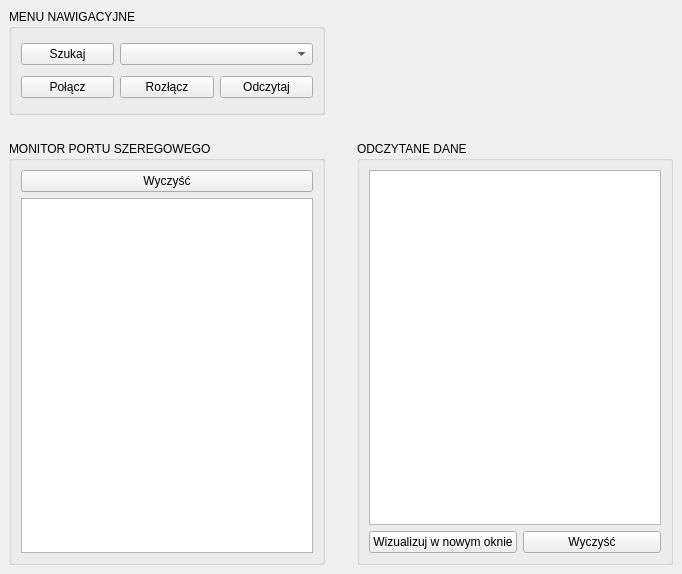
First picture: the form in mainwindow.ui, repository olala10/wds, before the edit.
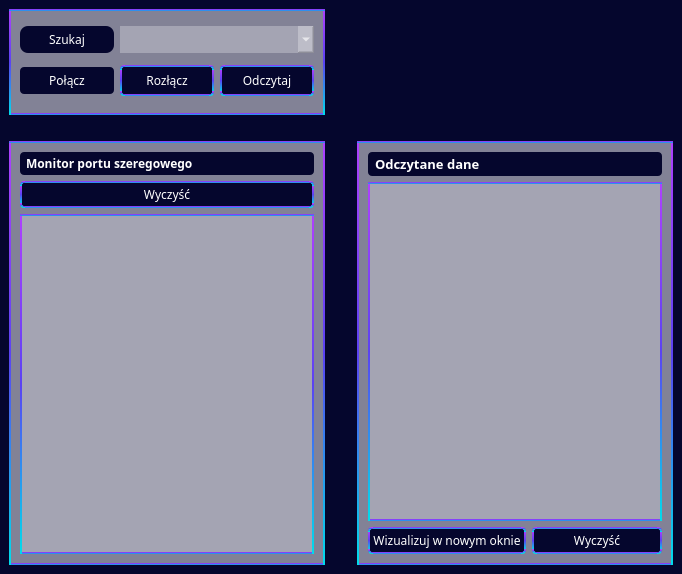
Second picture: the form after the edit.

```diff
--- a/mainwindow.ui
+++ b/mainwindow.ui
@@ -10,18 +10,134 @@
     <height>574</height>
    </rect>
   </property>
+  <property name="sizePolicy">
+   <sizepolicy hsizetype="Preferred" vsizetype="Preferred">
+    <horstretch>0</horstretch>
+    <verstretch>0</verstretch>
+   </sizepolicy>
+  </property>
   <property name="windowTitle">
    <string>MainWindow</string>
   </property>
   <property name="styleSheet">
-   <string notr="true"/>
+   <string notr="true">background-color:  rgb(5, 6, 45);</string>
   </property>
   <widget class="QWidget" name="centralwidget">
    <property name="styleSheet">
     <string notr="true"/>
    </property>
    <layout class="QGridLayout" name="gridLayout_2">
-    <item row="0" column="0">
+    <item row="2" column="2">
+     <spacer name="horizontalSpacer_2">
+      <property name="orientation">
+       <enum>Qt::Horizontal</enum>
+      </property>
+      <property name="sizeHint" stdset="0">
+       <size>
+        <width>252</width>
+        <height>106</height>
+       </size>
+      </property>
+     </spacer>
+    </item>
+    <item row="5" column="0">
+     <widget class="QGroupBox" name="groupBox_2">
+      <property name="styleSheet">
+       <string notr="true">background-color: rgba(255, 255, 255, 0.5);
+  border: 2px solid qlineargradient(spread:pad, x1:0.5, y1:0, x2:0.5, y2:1, stop:0 rgba(175, 64, 255, 255), stop:0.5 rgba(91, 66, 243, 255), stop:1 rgba(0, 221, 235, 255));
+  color: #FFFFFF;
+  font-family: Phantomsans, sans-serif;
+  text-decoration: none;
+  cursor: pointer;</string>
+      </property>
+      <property name="title">
+       <string/>
+      </property>
+      <layout class="QGridLayout" name="gridLayout">
+       <item row="1" column="0">
+        <widget class="QPushButton" name="pushButtonClear">
+         <property name="styleSheet">
+          <string notr="true">.QPushButton {
+
+border-radius: 4px;
+  background-color: rgb(5, 6, 45);
+  border: 2px solid qlineargradient(spread:pad, x1:0.5, y1:0, x2:0.5, y2:1, stop:0 rgba(175, 64, 255, 255), stop:0.5 rgba(91, 66, 243, 255), stop:1 rgba(0, 221, 235, 255));
+  color: #FFFFFF;
+  text-align: center;
+  padding: 3px;
+  touch-action: manipulation;
+  white-space: nowrap;
+  cursor: pointer;
+}
+
+.QPushButton:hover {
+  background-color: qlineargradient(spread:pad, x1:0.5, y1:0, x2:0.5, y2:1, stop:0 rgba(175, 64, 255, 255), stop:0.5 rgba(91, 66, 243, 255), stop:1 rgba(0, 221, 235, 255));
+  color: rgb(255, 255, 255);
+}
+
+.QPushButton:pressed {
+   background-color: qlineargradient(spread:pad, x1:0.5, y1:0, x2:0.5, y2:1, stop:0 rgba(175, 64, 255, 255), stop:0.5 rgba(91, 66, 243, 255), stop:1 rgba(0, 221, 235, 255));
+}</string>
+         </property>
+         <property name="text">
+          <string>Wyczyść</string>
+         </property>
+        </widget>
+       </item>
+       <item row="2" column="0">
+        <widget class="QTextEdit" name="textEditLogs">
+         <property name="styleSheet">
+          <string notr="true">background-color: rgba(255, 255, 255, 70);</string>
+         </property>
+        </widget>
+       </item>
+       <item row="0" column="0">
+        <widget class="QLabel" name="label">
+         <property name="font">
+          <font>
+           <family>Phantomsans</family>
+           <bold>true</bold>
+           <underline>false</underline>
+           <strikeout>false</strikeout>
+          </font>
+         </property>
+         <property name="styleSheet">
+          <string notr="true">.QLabel {
+
+border-radius: 4px;
+  background-color: rgb(5, 6, 45);
+  border: none;
+  color: #FFFFFF;
+  text-align: center;
+  padding: 3px;
+  touch-action: manipulation;
+  white-space: nowrap;
+
+}
+</string>
+         </property>
+         <property name="text">
+          <string>Monitor portu szeregowego</string>
+         </property>
+        </widget>
+       </item>
+      </layout>
+     </widget>
+    </item>
+    <item row="5" column="1">
+     <spacer name="verticalSpacer">
+      <property name="orientation">
+       <enum>Qt::Vertical</enum>
+      </property>
+      <property name="sizeHint" stdset="0">
+       <size>
+        <width>20</width>
+        <height>399</height>
+       </size>
+      </property>
+     </spacer>
+    </item>
+    <item row="2" column="0">
      <widget class="QGroupBox" name="groupBox">
       <property name="acceptDrops">
        <bool>true</bool>
@@ -30,24 +146,91 @@
        <bool>false</bool>
       </property>
       <property name="styleSheet">
-       <string notr="true"/>
+       <string notr="true">background-color: rgba(255, 255, 255, 0.5);
+  border: 2px solid qlineargradient(spread:pad, x1:0.5, y1:0, x2:0.5, y2:1, stop:0 rgba(175, 64, 255, 255), stop:0.5 rgba(91, 66, 243, 255), stop:1 rgba(0, 221, 235, 255));
+  color: #FFFFFF;
+  font-family: Phantomsans, sans-serif;
+  text-decoration: none;
+  cursor: pointer;</string>
       </property>
       <property name="title">
-       <string>MENU NAWIGACYJNE</string>
+       <string/>
       </property>
       <layout class="QGridLayout" name="gridLayout_3">
        <item row="0" column="0">
         <widget class="QPushButton" name="pushButtonSearch">
+         <property name="mouseTracking">
+          <bool>true</bool>
+         </property>
+         <property name="autoFillBackground">
+          <bool>false</bool>
+         </property>
+         <property name="styleSheet">
+          <string notr="true">.QPushButton {
+
+border-radius: 4px;
+  background-color: rgb(5, 6, 45);
+ border: none;
+border-radius: 8px;
+  color: #FFFFFF;
+  text-align: center;
+  padding: 5px;
+  touch-action: manipulation;
+  white-space: nowrap;
+  cursor: pointer;
+}
+
+.QPushButton:hover {
+  background-color: rgb(5, 6, 45);
+  color: rgb(255, 255, 255);
+border: 2px solid qlineargradient(spread:pad, x1:0.5, y1:0, x2:0.5, y2:1, stop:0 rgba(175, 64, 255, 255), stop:0.5 rgba(91, 66, 243, 255), stop:1 rgba(0, 221, 235, 255));
+
+}
+
+.QPushButton:pressed {
+   background-color: qlineargradient(spread:pad, x1:0.5, y1:0, x2:0.5, y2:1, stop:0 rgba(175, 64, 255, 255), stop:0.5 rgba(91, 66, 243, 255), stop:1 rgba(0, 221, 235, 255));
+}</string>
+         </property>
          <property name="text">
           <string>Szukaj</string>
          </property>
         </widget>
        </item>
        <item row="0" column="1" colspan="2">
-        <widget class="QComboBox" name="comboBoxDevices"/>
+        <widget class="QComboBox" name="comboBoxDevices">
+         <property name="styleSheet">
+          <string notr="true">background-color: rgba(255, 255, 255, 70);
+border: none;
+padding: 4px;</string>
+         </property>
+        </widget>
        </item>
        <item row="1" column="0">
         <widget class="QPushButton" name="pushButtonConnect">
+         <property name="styleSheet">
+          <string notr="true">.QPushButton {
+
+border-radius: 4px;
+  background-color: rgb(5, 6, 45);
+  border: none;
+  color: #FFFFFF;
+  text-align: center;
+  padding: 5px;
+  touch-action: manipulation;
+  white-space: nowrap;
+  cursor: pointer;
+}
+
+.QPushButton:hover {
+  background-color: qlineargradient(spread:pad, x1:0.5, y1:0, x2:0.5, y2:1, stop:0 rgba(175, 64, 255, 255), stop:0.5 rgba(91, 66, 243, 255), stop:1 rgba(0, 221, 235, 255));
+  color: rgb(255, 255, 255);
+}
+
+.QPushButton:pressed {
+    background-color: rgb(5, 6, 45);
+    border: 2px solid  qlineargradient(spread:pad, x1:0.5, y1:0, x2:0.5, y2:1, stop:0 rgba(175, 64, 255, 255), stop:0.5 rgba(91, 66, 243, 255), stop:1 rgba(0, 221, 235, 255));
+}</string>
+         </property>
          <property name="text">
           <string>Połącz</string>
          </property>
@@ -55,6 +238,29 @@
        </item>
        <item row="1" column="1">
         <widget class="QPushButton" name="pushButtonDisconnect">
+         <property name="styleSheet">
+          <string notr="true">.QPushButton {
+
+border-radius: 4px;
+  background-color: rgb(5, 6, 45);
+  border: 2px solid qlineargradient(spread:pad, x1:0.5, y1:0, x2:0.5, y2:1, stop:0 rgba(175, 64, 255, 255), stop:0.5 rgba(91, 66, 243, 255), stop:1 rgba(0, 221, 235, 255));
+  color: #FFFFFF;
+  text-align: center;
+  padding: 5px;
+  touch-action: manipulation;
+  white-space: nowrap;
+  cursor: pointer;
+}
+
+.QPushButton:hover {
+  background-color: qlineargradient(spread:pad, x1:0.5, y1:0, x2:0.5, y2:1, stop:0 rgba(175, 64, 255, 255), stop:0.5 rgba(91, 66, 243, 255), stop:1 rgba(0, 221, 235, 255));
+  color: rgb(255, 255, 255);
+}
+
+.QPushButton:pressed {
+   background-color: qlineargradient(spread:pad, x1:0.5, y1:0, x2:0.5, y2:1, stop:0 rgba(175, 64, 255, 255), stop:0.5 rgba(91, 66, 243, 255), stop:1 rgba(0, 221, 235, 255));
+}</string>
+         </property>
          <property name="text">
           <string>Rozłącz</string>
          </property>
@@ -62,6 +268,31 @@
        </item>
        <item row="1" column="2">
         <widget class="QPushButton" name="pushButtonRead">
+         <property name="styleSheet">
+          <string notr="true">.QPushButton {
+
+border-radius: 4px;
+  background-color: rgb(5, 6, 45);
+  border: 2px solid qlineargradient(spread:pad, x1:0.5, y1:0, x2:0.5, y2:1, stop:0 rgba(175, 64, 255, 255), stop:0.5 rgba(91, 66, 243, 255), stop:1 rgba(0, 221, 235, 255));
+  color: #FFFFFF;
+  text-align: center;
+  padding: 5px;
+  touch-action: manipulation;
+  white-space: nowrap;
+  cursor: pointer;
+}
+
+.QPushButton:hover {
+  background-color: qlineargradient(spread:pad, x1:0.5, y1:0, x2:0.5, y2:1, stop:0 rgba(175, 64, 255, 255), stop:0.5 rgba(91, 66, 243, 255), stop:1 rgba(0, 221, 235, 255));
+  color: rgb(255, 255, 255);
+}
+
+.QPushButton:pressed {
+   background-color: rgba(175, 64, 255, 255);
+}
+
+</string>
+         </property>
          <property name="text">
           <string>Odczytaj</string>
          </property>
@@ -73,20 +304,7 @@
       </layout>
      </widget>
     </item>
-    <item row="0" column="2">
-     <spacer name="horizontalSpacer_2">
-      <property name="orientation">
-       <enum>Qt::Horizontal</enum>
-      </property>
-      <property name="sizeHint" stdset="0">
-       <size>
-        <width>252</width>
-        <height>106</height>
-       </size>
-      </property>
-     </spacer>
-    </item>
-    <item row="1" column="0" colspan="3">
+    <item row="4" column="0" colspan="3">
      <spacer name="horizontalSpacer">
       <property name="orientation">
        <enum>Qt::Horizontal</enum>
@@ -99,61 +317,118 @@
       </property>
      </spacer>
     </item>
-    <item row="2" column="0">
-     <widget class="QGroupBox" name="groupBox_2">
-      <property name="title">
-       <string>MONITOR PORTU SZEREGOWEGO</string>
-      </property>
-      <layout class="QGridLayout" name="gridLayout">
-       <item row="0" column="0">
-        <widget class="QPushButton" name="pushButtonClear">
-         <property name="text">
-          <string>Wyczyść</string>
-         </property>
-        </widget>
-       </item>
-       <item row="1" column="0">
-        <widget class="QTextEdit" name="textEditLogs"/>
-       </item>
-      </layout>
-     </widget>
-    </item>
-    <item row="2" column="1">
-     <spacer name="verticalSpacer">
-      <property name="orientation">
-       <enum>Qt::Vertical</enum>
-      </property>
-      <property name="sizeHint" stdset="0">
-       <size>
-        <width>20</width>
-        <height>399</height>
-       </size>
-      </property>
-     </spacer>
-    </item>
-    <item row="2" column="2">
+    <item row="5" column="2">
      <widget class="QGroupBox" name="groupBox_3">
+      <property name="styleSheet">
+       <string notr="true">background-color: rgba(255, 255, 255, 0.5);
+  border: 2px solid qlineargradient(spread:pad, x1:0.5, y1:0, x2:0.5, y2:1, stop:0 rgba(175, 64, 255, 255), stop:0.5 rgba(91, 66, 243, 255), stop:1 rgba(0, 221, 235, 255));
+  color: #FFFFFF;
+  font-family: Phantomsans, sans-serif;
+  text-decoration: none;
+  cursor: pointer;</string>
+      </property>
       <property name="title">
-       <string>ODCZYTANE DANE</string>
+       <string/>
       </property>
       <layout class="QFormLayout" name="formLayout">
-       <item row="0" column="0" colspan="2">
-        <widget class="QTextEdit" name="textEditData"/>
+       <item row="1" column="0" colspan="2">
+        <widget class="QTextEdit" name="textEditData">
+         <property name="styleSheet">
+          <string notr="true">background-color: rgba(255, 255, 255, 70);</string>
+         </property>
+        </widget>
        </item>
-       <item row="1" column="0">
+       <item row="2" column="0">
         <widget class="QPushButton" name="pushButton">
+         <property name="styleSheet">
+          <string notr="true">.QPushButton {
+
+border-radius: 4px;
+  background-color: rgb(5, 6, 45);
+  border: 2px solid qlineargradient(spread:pad, x1:0.5, y1:0, x2:0.5, y2:1, stop:0 rgba(175, 64, 255, 255), stop:0.5 rgba(91, 66, 243, 255), stop:1 rgba(0, 221, 235, 255));
+  color: #FFFFFF;
+  text-align: center;
+  padding: 3px;
+  touch-action: manipulation;
+  white-space: nowrap;
+  cursor: pointer;
+}
+
+.QPushButton:hover {
+  background-color: qlineargradient(spread:pad, x1:0.5, y1:0, x2:0.5, y2:1, stop:0 rgba(175, 64, 255, 255), stop:0.5 rgba(91, 66, 243, 255), stop:1 rgba(0, 221, 235, 255));
+  color: rgb(255, 255, 255);
+}
+
+.QPushButton:pressed {
+   background-color: qlineargradient(spread:pad, x1:0.5, y1:0, x2:0.5, y2:1, stop:0 rgba(175, 64, 255, 255), stop:0.5 rgba(91, 66, 243, 255), stop:1 rgba(0, 221, 235, 255));
+}</string>
+         </property>
          <property name="text">
           <string>Wizualizuj w nowym oknie</string>
          </property>
         </widget>
        </item>
-       <item row="1" column="1">
+       <item row="2" column="1">
         <widget class="QPushButton" name="pushButtonClearMonitor">
+         <property name="styleSheet">
+          <string notr="true">.QPushButton {
+
+border-radius: 4px;
+  background-color: rgb(5, 6, 45);
+  border: 2px solid qlineargradient(spread:pad, x1:0.5, y1:0, x2:0.5, y2:1, stop:0 rgba(175, 64, 255, 255), stop:0.5 rgba(91, 66, 243, 255), stop:1 rgba(0, 221, 235, 255));
+  color: #FFFFFF;
+  text-align: center;
+  padding: 3px;
+  touch-action: manipulation;
+  white-space: nowrap;
+  cursor: pointer;
+}
+
+.QPushButton:hover {
+  background-color: qlineargradient(spread:pad, x1:0.5, y1:0, x2:0.5, y2:1, stop:0 rgba(175, 64, 255, 255), stop:0.5 rgba(91, 66, 243, 255), stop:1 rgba(0, 221, 235, 255));
+  color: rgb(255, 255, 255);
+}
+
+.QPushButton:pressed {
+   background-color: qlineargradient(spread:pad, x1:0.5, y1:0, x2:0.5, y2:1, stop:0 rgba(175, 64, 255, 255), stop:0.5 rgba(91, 66, 243, 255), stop:1 rgba(0, 221, 235, 255));
+}</string>
+         </property>
          <property name="text">
           <string>Wyczyść</string>
          </property>
         </widget>
        </item>
+       <item row="0" column="0" colspan="2">
+        <widget class="QLabel" name="label_2">
+         <property name="font">
+          <font>
+           <family>Phantomsans</family>
+           <pointsize>10</pointsize>
+           <bold>true</bold>
+           <underline>false</underline>
+           <strikeout>false</strikeout>
+          </font>
+         </property>
+         <property name="styleSheet">
+          <string notr="true">.QLabel {
+
+border-radius: 4px;
+  background-color: rgb(5, 6, 45);
+  border: none;
+  color: #FFFFFF;
+  text-align: center;
+  padding: 3px;
+  touch-action: manipulation;
+  white-space: nowrap;
+
+}
+</string>
+         </property>
+         <property name="text">
+          <string>Odczytane dane</string>
+         </property>
+        </widget>
+       </item>
       </layout>
      </widget>
     </item>
```
